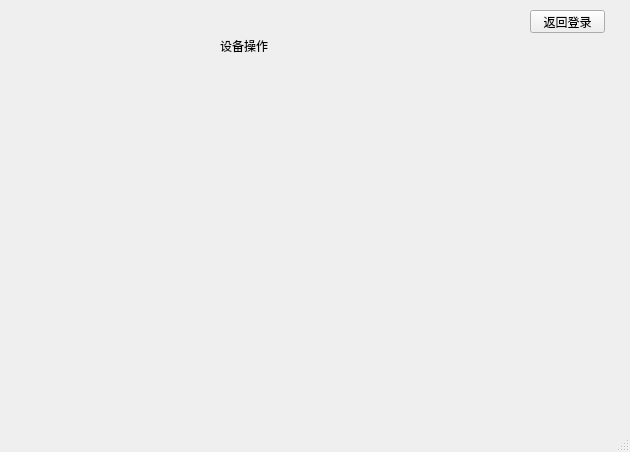
The window that wps/QT/SmartHome/smarthome.ui (Chansla/Training) describes before a commit, drawn with Qt 5.
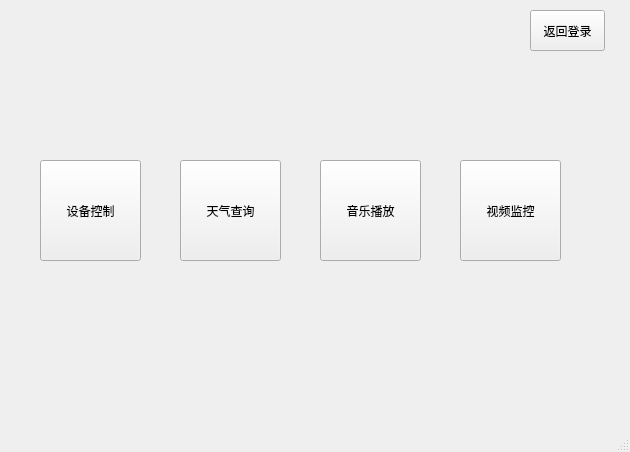
The same window after the commit.

Diff of the .ui file:
```diff
--- a/wps/QT/SmartHome/smarthome.ui
+++ b/wps/QT/SmartHome/smarthome.ui
@@ -14,32 +14,71 @@
    <string>SmartHome</string>
   </property>
   <widget class="QWidget" name="centralwidget">
-   <widget class="QLabel" name="label">
-    <property name="geometry">
-     <rect>
-      <x>220</x>
-      <y>30</y>
-      <width>91</width>
-      <height>31</height>
-     </rect>
-    </property>
-    <property name="text">
-     <string>设备操作</string>
-    </property>
-   </widget>
    <widget class="QPushButton" name="pushButton_back">
     <property name="geometry">
      <rect>
       <x>530</x>
       <y>10</y>
       <width>75</width>
-      <height>23</height>
+      <height>41</height>
      </rect>
     </property>
     <property name="text">
      <string>返回登录</string>
     </property>
    </widget>
+   <widget class="QPushButton" name="pushButton_device">
+    <property name="geometry">
+     <rect>
+      <x>40</x>
+      <y>160</y>
+      <width>101</width>
+      <height>101</height>
+     </rect>
+    </property>
+    <property name="text">
+     <string>设备控制</string>
+    </property>
+   </widget>
+   <widget class="QPushButton" name="pushButton_weather">
+    <property name="geometry">
+     <rect>
+      <x>180</x>
+      <y>160</y>
+      <width>101</width>
+      <height>101</height>
+     </rect>
+    </property>
+    <property name="text">
+     <string>天气查询</string>
+    </property>
+   </widget>
+   <widget class="QPushButton" name="pushButton_music">
+    <property name="geometry">
+     <rect>
+      <x>320</x>
+      <y>160</y>
+      <width>101</width>
+      <height>101</height>
+     </rect>
+    </property>
+    <property name="text">
+     <string>音乐播放</string>
+    </property>
+   </widget>
+   <widget class="QPushButton" name="pushButton_video">
+    <property name="geometry">
+     <rect>
+      <x>460</x>
+      <y>160</y>
+      <width>101</width>
+      <height>101</height>
+     </rect>
+    </property>
+    <property name="text">
+     <string>视频监控</string>
+    </property>
+   </widget>
   </widget>
   <widget class="QMenuBar" name="menubar">
    <property name="geometry">
```
Left out of the diff: 2 changed lines with no effect on the pictures.
